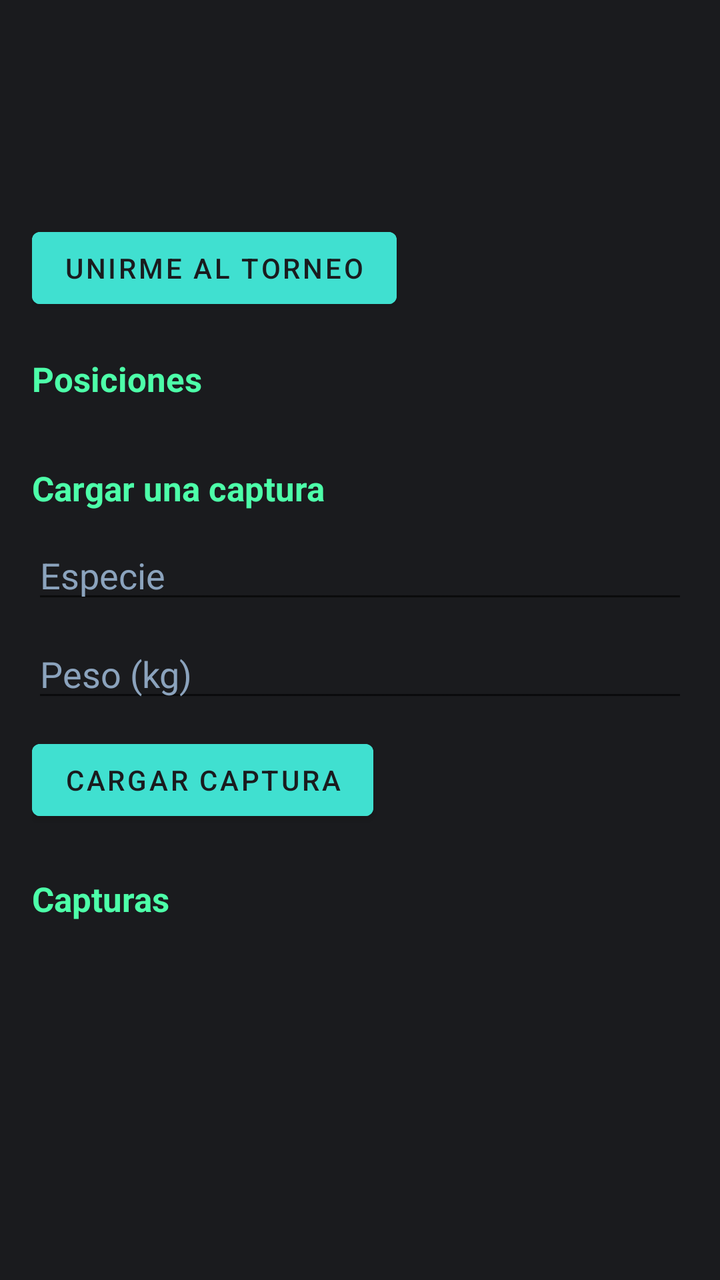
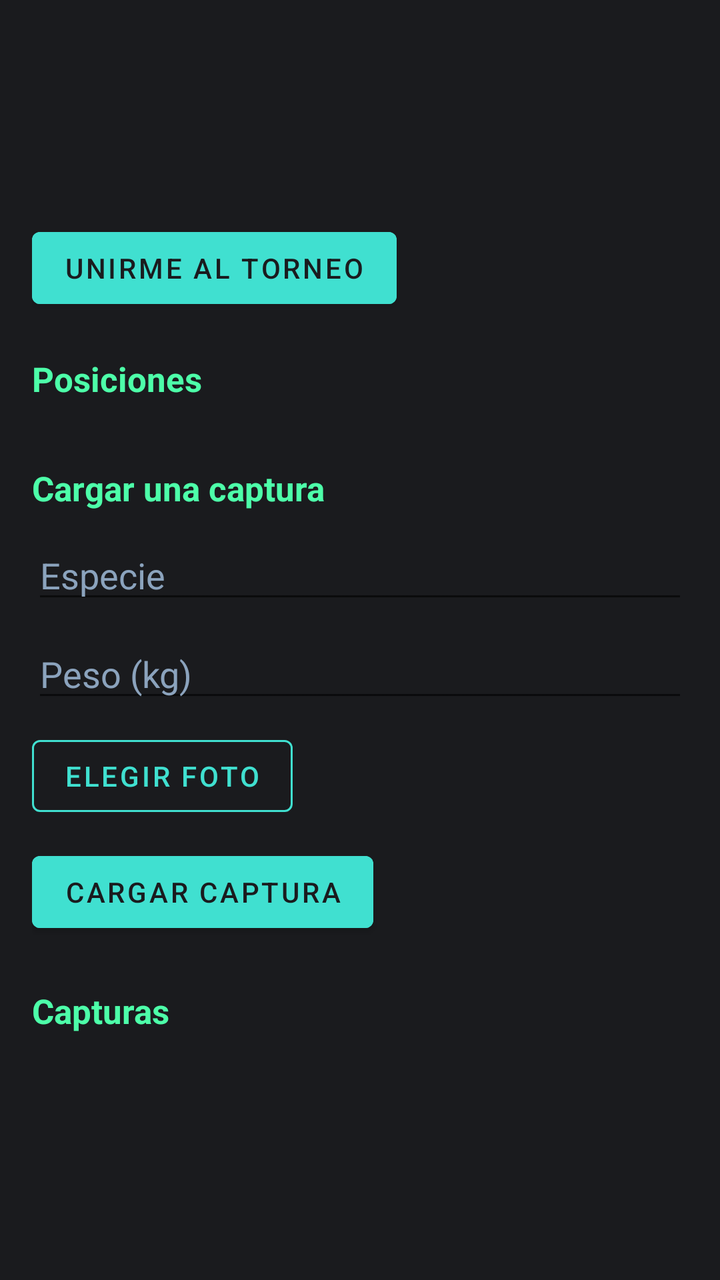

Compare the two renders of this Android layout. The source of the first and the diff that turns it into the second are given below.
<!-- AndroidManifest.xml: application theme Theme.HemingwayKayak -->
<!-- res/layout/fragment_tournament_detail.xml -->
<?xml version="1.0" encoding="utf-8"?>
<androidx.core.widget.NestedScrollView
    xmlns:android="http://schemas.android.com/apk/res/android"
    xmlns:app="http://schemas.android.com/apk/res-auto"
    android:layout_width="match_parent"
    android:layout_height="match_parent"
    android:background="@color/logo_dark"
    android:fillViewport="true">

    <LinearLayout
        android:layout_width="match_parent"
        android:layout_height="wrap_content"
        android:orientation="vertical"
        android:padding="16dp">

        <TextView
            android:id="@+id/nameText"
            android:layout_width="match_parent"
            android:layout_height="wrap_content"
            android:textColor="@color/logo_neon"
            android:textSize="22sp"
            android:textStyle="bold" />

        <TextView
            android:id="@+id/metaText"
            android:layout_width="match_parent"
            android:layout_height="wrap_content"
            android:layout_marginTop="6dp"
            android:textColor="@color/logo_turquoise"
            android:textSize="13sp" />

        <TextView
            android:id="@+id/descriptionText"
            android:layout_width="match_parent"
            android:layout_height="wrap_content"
            android:layout_marginTop="8dp"
            android:textColor="@color/white"
            android:textSize="14sp" />

        <com.google.android.material.button.MaterialButton
            android:id="@+id/joinButton"
            android:layout_width="wrap_content"
            android:layout_height="wrap_content"
            android:layout_marginTop="14dp"
            android:backgroundTint="@color/logo_turquoise"
            android:text="Unirme al torneo"
            android:textColor="@color/logo_dark" />

        <ProgressBar
            android:id="@+id/progressBar"
            android:layout_width="wrap_content"
            android:layout_height="wrap_content"
            android:layout_gravity="center_horizontal"
            android:layout_marginTop="16dp"
            android:visibility="gone" />

        <TextView
            android:id="@+id/errorView"
            android:layout_width="match_parent"
            android:layout_height="wrap_content"
            android:layout_marginTop="12dp"
            android:textColor="#FF8A80"
            android:visibility="gone" />

        <TextView
            android:layout_width="match_parent"
            android:layout_height="wrap_content"
            android:layout_marginTop="20dp"
            android:text="Posiciones"
            android:textColor="@color/logo_neon"
            android:textSize="17sp"
            android:textStyle="bold" />

        <LinearLayout
            android:id="@+id/rankingContainer"
            android:layout_width="match_parent"
            android:layout_height="wrap_content"
            android:layout_marginTop="8dp"
            android:orientation="vertical" />

        <TextView
            android:layout_width="match_parent"
            android:layout_height="wrap_content"
            android:layout_marginTop="24dp"
            android:text="Cargar una captura"
            android:textColor="@color/logo_neon"
            android:textSize="17sp"
            android:textStyle="bold" />

        <EditText
            android:id="@+id/speciesInput"
            android:layout_width="match_parent"
            android:layout_height="wrap_content"
            android:layout_marginTop="10dp"
            android:hint="Especie"
            android:inputType="text"
            android:textColor="@color/white"
            android:textColorHint="#8BA3BD" />

        <EditText
            android:id="@+id/weightInput"
            android:layout_width="match_parent"
            android:layout_height="wrap_content"
            android:layout_marginTop="8dp"
            android:hint="Peso (kg)"
            android:inputType="numberDecimal"
            android:textColor="@color/white"
            android:textColorHint="#8BA3BD" />

        <com.google.android.material.button.MaterialButton
            android:id="@+id/catchButton"
            android:layout_width="wrap_content"
            android:layout_height="wrap_content"
            android:layout_marginTop="10dp"
            android:backgroundTint="@color/logo_turquoise"
            android:text="Cargar captura"
            android:textColor="@color/logo_dark" />

        <TextView
            android:layout_width="match_parent"
            android:layout_height="wrap_content"
            android:layout_marginTop="24dp"
            android:text="Capturas"
            android:textColor="@color/logo_neon"
            android:textSize="17sp"
            android:textStyle="bold" />

        <LinearLayout
            android:id="@+id/catchesContainer"
            android:layout_width="match_parent"
            android:layout_height="wrap_content"
            android:layout_marginTop="8dp"
            android:orientation="vertical" />

    </LinearLayout>
</androidx.core.widget.NestedScrollView>
<!-- resources referenced by this layout -->
<resources>
  <color name="logo_dark">#1A1B1E</color>
  <color name="logo_neon">#4DFFA9</color>
  <color name="logo_turquoise">#40E0D0</color>
  <color name="white">#FFFFFFFF</color>
  <style name="Theme.HemingwayKayak" parent="Theme.MaterialComponents.DayNight.DarkActionBar">
          <item name="colorPrimary">@color/primary</item>
          <item name="colorPrimaryDark">@color/primary_dark</item>
          <item name="colorAccent">@color/accent</item>
          <item name="android:windowBackground">@color/logo_dark</item>
      </style>
  <color name="primary">@color/logo_turquoise</color>
  <color name="primary_dark">@color/logo_dark</color>
  <color name="accent">@color/logo_neon</color>
</resources>

<!-- the commit's change to res/layout/fragment_tournament_detail.xml (unified diff, before → after) -->
@@ -108,6 +108,16 @@
             android:textColorHint="#8BA3BD" />
 
         <com.google.android.material.button.MaterialButton
+            android:id="@+id/photoButton"
+            style="@style/Widget.MaterialComponents.Button.OutlinedButton"
+            android:layout_width="wrap_content"
+            android:layout_height="wrap_content"
+            android:layout_marginTop="8dp"
+            android:text="Elegir foto"
+            android:textColor="@color/logo_turquoise"
+            app:strokeColor="@color/logo_turquoise" />
+
+        <com.google.android.material.button.MaterialButton
             android:id="@+id/catchButton"
             android:layout_width="wrap_content"
             android:layout_height="wrap_content"
